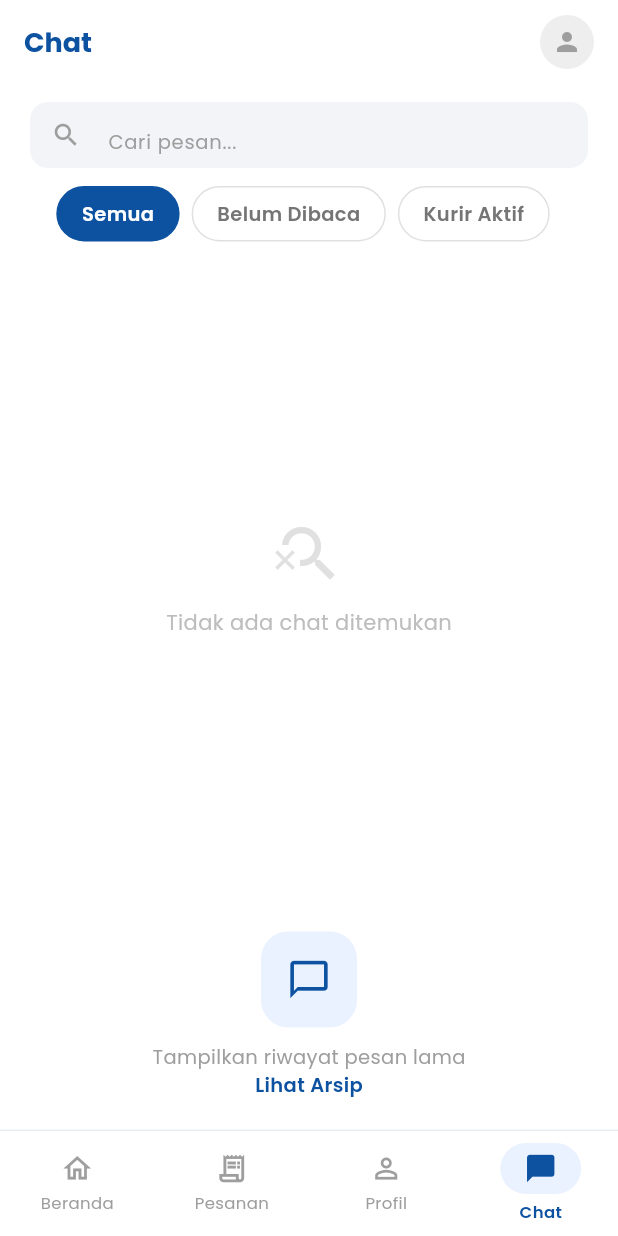
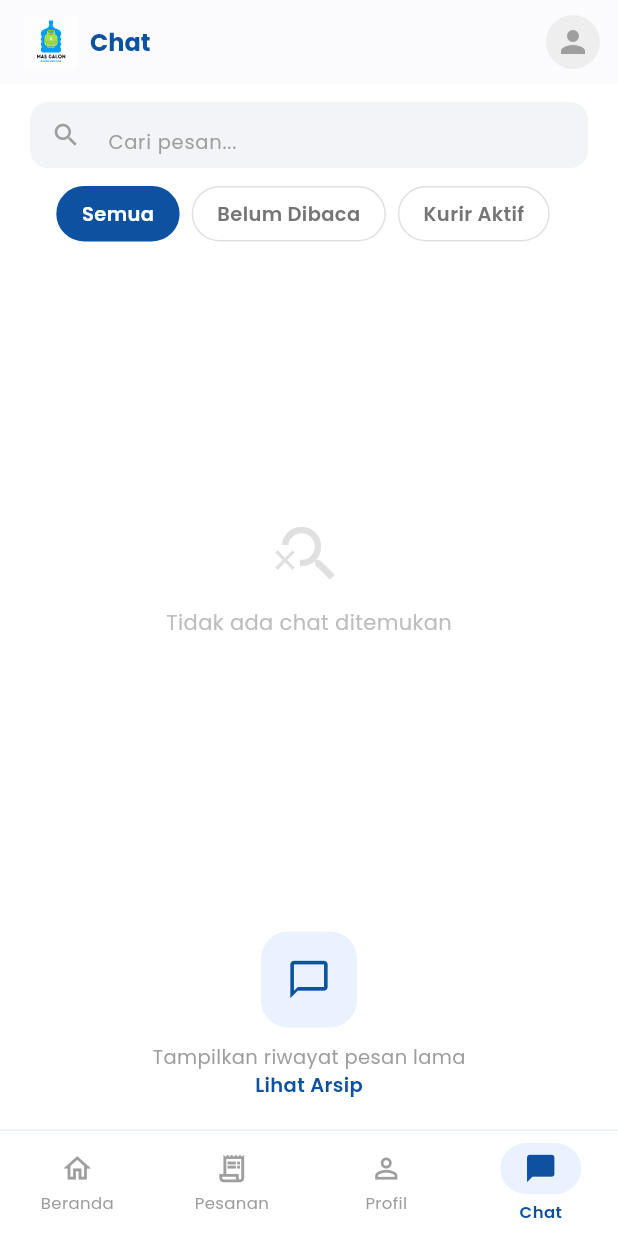
Before and after one commit to ImNotDanish05/pbl_android_masgalon_customer, a Flutter app: the ChatPage screen opened by its route, on a phone screen of 412 x 824 dp. Run offline on Flutter 3.47's test engine with Material 3 defaults, Android fonts, the phone set to English and light mode, and no system bars; our stand-ins replace flutter_dotenv, flutter_map, flutter_riverpod, flutter_svg, geolocator, getwidget and 5 more; missing offline and left inert: password_strength; accounts and stored records are empty.

Commit message:
buat semua header jadi sama mas

```diff
--- a/lib/pages/chat/chat_page.dart
+++ b/lib/pages/chat/chat_page.dart
@@ -1,23 +1,25 @@
 import 'package:flutter/material.dart';
+import 'package:flutter_riverpod/flutter_riverpod.dart';
 import 'package:go_router/go_router.dart';
-import 'package:google_fonts/google_fonts.dart';
 import '../../core/constants/app_colors.dart';
 import '../../data/chat_dummy_data.dart';
 import '../../services/chat_service.dart';
 import '../../models/chat_model.dart';
 import '../../widgets/chat/chat_filter_tabs.dart';
 import '../../widgets/chat/chat_list_item.dart';
+import '../../widgets/shared/custom_app_bar.dart';
+import '../../providers/auth_provider.dart';
 import '../../widgets/shared/main_bottom_nav_bar.dart';
 import 'chat_detail_page.dart';
 
-class ChatPage extends StatefulWidget {
+class ChatPage extends ConsumerStatefulWidget {
   const ChatPage({super.key});
 
   @override
-  State<ChatPage> createState() => _ChatPageState();
+  ConsumerState<ChatPage> createState() => _ChatPageState();
 }
 
-class _ChatPageState extends State<ChatPage> {
+class _ChatPageState extends ConsumerState<ChatPage> {
   int _currentNavIndex = 3;
   String _selectedFilter = 'Semua';
   final _searchController = TextEditingController();
@@ -61,30 +63,16 @@ class _ChatPageState extends State<ChatPage> {
 
   @override
   Widget build(BuildContext context) {
+    final customer = ref.watch(authCustomerProvider);
+
     return Scaffold(
       backgroundColor: Colors.white,
-      appBar: AppBar(
-        backgroundColor: Colors.white,
-        elevation: 0,
-        automaticallyImplyLeading: false,
-        title: Text(
-          'Chat',
-          style: GoogleFonts.poppins(
-            fontSize: 18,
-            fontWeight: FontWeight.w700,
-            color: AppColors.darkBlue,
-          ),
-        ),
-        actions: [
-          Padding(
-            padding: const EdgeInsets.only(right: 16),
-            child: CircleAvatar(
-              radius: 18,
-              backgroundColor: Colors.grey[200],
-              child: const Icon(Icons.person, color: Colors.grey, size: 20),
-            ),
-          ),
-        ],
+      appBar: CustomAppBar(
+        title: 'Chat',
+        showLogo: true,
+        showNotifications: true,
+        showProfileAvatar: true,
+        profileImageUrl: customer?.avatarUrl,
       ),
       body: Column(
         children: [
--- a/lib/widgets/shared/custom_app_bar.dart
+++ b/lib/widgets/shared/custom_app_bar.dart
@@ -73,7 +73,7 @@ class CustomAppBar extends ConsumerWidget implements PreferredSizeWidget {
       centerTitle: centerTitle,
       automaticallyImplyLeading: false,
       titleSpacing: showBackButton ? 0 : 16,
-      leadingWidth: showBackButton ? 50 : (showProfileAvatar ? 60 : 16),
+      leadingWidth: showBackButton ? 50 : 16,
       leading: showBackButton
           ? IconButton(
               icon: Icon(leadingIcon, color: AppColors.darkBlue),
@@ -84,39 +84,6 @@ class CustomAppBar extends ConsumerWidget implements PreferredSizeWidget {
                       context.pop();
                     }
                   },
-            )
-          : showProfileAvatar
-          ? Padding(
-              padding: const EdgeInsets.only(left: 8.0),
-              child: Align(
-                alignment: Alignment.centerLeft,
-                child: Stack(
-                  children: [
-                    CircleAvatar(
-                      radius: 18,
-                      backgroundColor: Colors.grey[200],
-                      backgroundImage: imageProvider,
-                      child: imageProvider == null
-                          ? const Icon(Icons.person, color: Colors.grey)
-                          : null,
-                    ),
-                    if (isOnline != null)
-                      Positioned(
-                        bottom: 0,
-                        right: 0,
-                        child: Container(
-                          width: 10,
-                          height: 10,
-                          decoration: BoxDecoration(
-                            color: isOnline! ? Colors.green : Colors.grey,
-                            shape: BoxShape.circle,
-                            border: Border.all(color: Colors.white, width: 2),
-                          ),
-                        ),
-                      ),
-                  ],
-                ),
-              ),
             )
           : null,
       title: titleWidget != null
@@ -155,7 +122,6 @@ class CustomAppBar extends ConsumerWidget implements PreferredSizeWidget {
                 : null),
       actions: [
         ...?actions,
-        // Show notifications hanya jika user sudah login DAN showNotifications = true
         if (isLoggedIn && showNotifications)
           IconButton(
             icon: const Icon(
@@ -163,6 +129,37 @@ class CustomAppBar extends ConsumerWidget implements PreferredSizeWidget {
               color: Colors.black87,
             ),
             onPressed: () => _showNotifications(context),
+          ),
+        if (showProfileAvatar)
+          Padding(
+            padding: const EdgeInsets.only(right: 12.0),
+            child: Stack(
+              alignment: Alignment.center,
+              children: [
+                CircleAvatar(
+                  radius: 18,
+                  backgroundColor: Colors.grey[200],
+                  backgroundImage: imageProvider,
+                  child: imageProvider == null
+                      ? const Icon(Icons.person, color: Colors.grey)
+                      : null,
+                ),
+                if (isOnline != null)
+                  Positioned(
+                    bottom: 0,
+                    right: 0,
+                    child: Container(
+                      width: 10,
+                      height: 10,
+                      decoration: BoxDecoration(
+                        color: isOnline! ? Colors.green : Colors.grey,
+                        shape: BoxShape.circle,
+                        border: Border.all(color: Colors.white, width: 2),
+                      ),
+                    ),
+                  ),
+              ],
+            ),
           ),
       ],
     );
--- a/pubspec.yaml
+++ b/pubspec.yaml
@@ -75,6 +75,7 @@ flutter:
   assets:
     - .env
     - assets/icons/
+    - assets/icons/logo_masgalon.svg
 
   # An image asset can refer to one or more resolution-specific "variants", see
   # https://flutter.dev/to/resolution-aware-images
```
Also changed, not shown: lib/pages/chat/chat_detail_page.dart (+8 -50 lines), assets/icons/logo_masgalon.svg (renamed from assets/Logo_MasGalon.svg).
